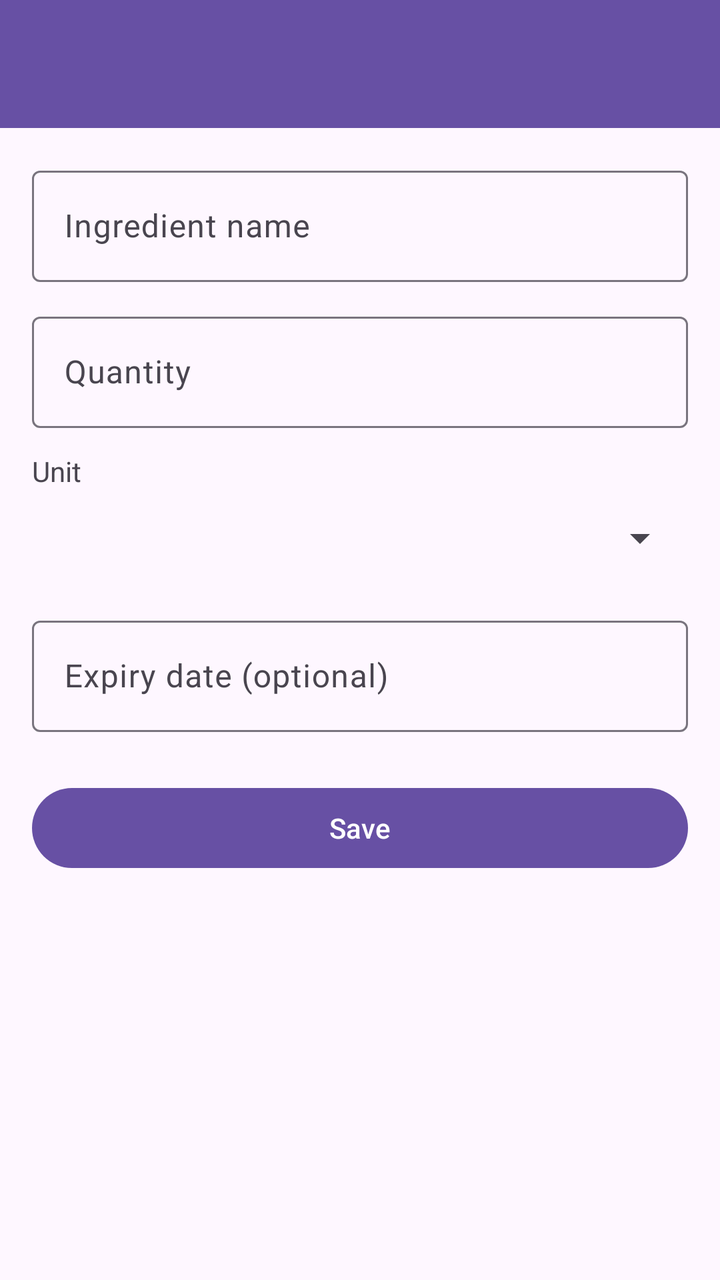
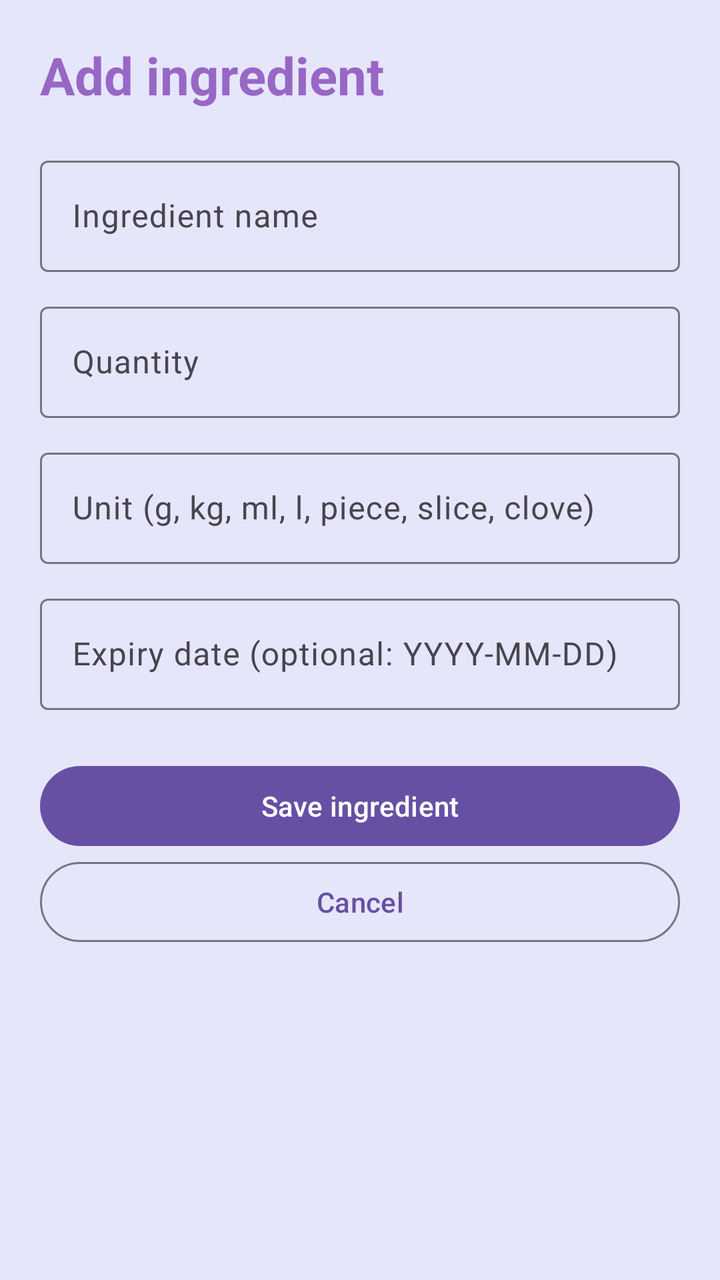

Before-and-after screenshots of an Android layout around one commit, followed by the original layout XML and the change that was made.
<!-- AndroidManifest.xml: application theme Theme.SmartPantryManager -->
<!-- res/layout/activity_add_edit_ingredient.xml -->
<?xml version="1.0" encoding="utf-8"?>
<LinearLayout xmlns:android="http://schemas.android.com/apk/res/android"
    xmlns:app="http://schemas.android.com/apk/res-auto"
    xmlns:tools="http://schemas.android.com/tools"
    android:id="@+id/main"
    android:layout_width="match_parent"
    android:layout_height="match_parent"
    android:orientation="vertical"
    tools:context=".AddEditIngredientActivity">
    <com.google.android.material.appbar.MaterialToolbar
        android:id="@+id/toolbar"
        android:layout_width="match_parent"
        android:layout_height="?attr/actionBarSize"
        android:background="?attr/colorPrimary"
        app:titleTextColor="?attr/colorOnPrimary"/>
    <ScrollView
        android:layout_width="match_parent"
        android:layout_height="match_parent">
        <LinearLayout
            android:layout_width="match_parent"
            android:layout_height="wrap_content"
            android:orientation="vertical"
            android:padding="16dp">
            <com.google.android.material.textfield.TextInputLayout
                android:id="@+id/tilName"
                android:layout_width="match_parent"
                android:layout_height="wrap_content"
                android:hint="Ingredient name">
                <com.google.android.material.textfield.TextInputEditText
                    android:id="@+id/etName"
                    android:layout_width="match_parent"
                    android:layout_height="wrap_content"
                    android:inputType="textCapWords"/>
            </com.google.android.material.textfield.TextInputLayout>
            <com.google.android.material.textfield.TextInputLayout
                android:id="@+id/tilQuantity"
                android:layout_width="match_parent"
                android:layout_height="wrap_content"
                android:layout_marginTop="12dp"
                android:hint="Quantity">
                <com.google.android.material.textfield.TextInputEditText
                    android:id="@+id/etQuantity"
                    android:layout_width="match_parent"
                    android:layout_height="wrap_content"
                    android:inputType="numberDecimal"/>
            </com.google.android.material.textfield.TextInputLayout>
            <TextView
                android:layout_width="wrap_content"
                android:layout_height="wrap_content"
                android:layout_marginTop="12dp"
                android:text="Unit"/>
            <Spinner
                android:id="@+id/spUnit"
                android:layout_width="match_parent"
                android:layout_height="48dp"/>
            <com.google.android.material.textfield.TextInputLayout
                android:layout_width="match_parent"
                android:layout_height="wrap_content"
                android:layout_marginTop="12dp"
                android:hint="Expiry date (optional)">
                <com.google.android.material.textfield.TextInputEditText
                    android:id="@+id/etExpiry"
                    android:layout_width="match_parent"
                    android:layout_height="wrap_content"
                    android:clickable="true"
                    android:focusable="false"
                    android:inputType="none"/>
            </com.google.android.material.textfield.TextInputLayout>
            <Button
                android:id="@+id/btnSave"
                android:layout_width="match_parent"
                android:layout_height="wrap_content"
                android:layout_marginTop="24dp"
                android:text="Save"/>
        </LinearLayout>
    </ScrollView>


</LinearLayout>
<!-- resources referenced by this layout -->
<resources>
  <style name="Theme.SmartPantryManager" parent="Base.Theme.SmartPantryManager" />
  <style name="Base.Theme.SmartPantryManager" parent="Theme.Material3.DayNight.NoActionBar">
          
          
      </style>
</resources>

<!-- the commit's change to res/layout/activity_add_edit_ingredient.xml (unified diff, before → after) -->
@@ -1,79 +1,89 @@
 <?xml version="1.0" encoding="utf-8"?>
-<LinearLayout xmlns:android="http://schemas.android.com/apk/res/android"
+<ScrollView
+    xmlns:android="http://schemas.android.com/apk/res/android"
     xmlns:app="http://schemas.android.com/apk/res-auto"
     xmlns:tools="http://schemas.android.com/tools"
     android:id="@+id/main"
     android:layout_width="match_parent"
     android:layout_height="match_parent"
-    android:orientation="vertical"
+    android:background="#E6E6FA"
     tools:context=".AddEditIngredientActivity">
-    <com.google.android.material.appbar.MaterialToolbar
-        android:id="@+id/toolbar"
+    <LinearLayout
         android:layout_width="match_parent"
-        android:layout_height="?attr/actionBarSize"
-        android:background="?attr/colorPrimary"
-        app:titleTextColor="?attr/colorOnPrimary"/>
-    <ScrollView
-        android:layout_width="match_parent"
-        android:layout_height="match_parent">
-        <LinearLayout
+        android:layout_height="wrap_content"
+        android:orientation="vertical"
+        android:padding="20dp">
+        <TextView
+            android:id="@+id/ingredientFormTitle"
             android:layout_width="match_parent"
             android:layout_height="wrap_content"
-            android:orientation="vertical"
-            android:padding="16dp">
-            <com.google.android.material.textfield.TextInputLayout
-                android:id="@+id/tilName"
+            android:text="Add ingredient"
+            android:textColor="#9867C5"
+            android:textSize="26sp"
+            android:textStyle="bold"/>
+        <com.google.android.material.textfield.TextInputLayout
+            android:layout_width="match_parent"
+            android:layout_height="wrap_content"
+            android:layout_marginTop="20dp"
+            android:hint="Ingredient name"
+            app:boxBackgroundMode="outline">
+            <com.google.android.material.textfield.TextInputEditText
+                android:id="@+id/ingredientNameInput"
                 android:layout_width="match_parent"
                 android:layout_height="wrap_content"
-                android:hint="Ingredient name">
-                <com.google.android.material.textfield.TextInputEditText
-                    android:id="@+id/etName"
-                    android:layout_width="match_parent"
-                    android:layout_height="wrap_content"
-                    android:inputType="textCapWords"/>
-            </com.google.android.material.textfield.TextInputLayout>
-            <com.google.android.material.textfield.TextInputLayout
-                android:id="@+id/tilQuantity"
+                android:inputType="textCapSentences"
+                android:maxLines="1"/>
+        </com.google.android.material.textfield.TextInputLayout>
+        <com.google.android.material.textfield.TextInputLayout
+            android:layout_width="match_parent"
+            android:layout_height="wrap_content"
+            android:layout_marginTop="12dp"
+            android:hint="Quantity"
+            app:boxBackgroundMode="outline">
+            <com.google.android.material.textfield.TextInputEditText
+                android:id="@+id/ingredientQuantityInput"
                 android:layout_width="match_parent"
                 android:layout_height="wrap_content"
-                android:layout_marginTop="12dp"
-                android:hint="Quantity">
-                <com.google.android.material.textfield.TextInputEditText
-                    android:id="@+id/etQuantity"
-                    android:layout_width="match_parent"
-                    android:layout_height="wrap_content"
-                    android:inputType="numberDecimal"/>
-            </com.google.android.material.textfield.TextInputLayout>
-            <TextView
-                android:layout_width="wrap_content"
-                android:layout_height="wrap_content"
-                android:layout_marginTop="12dp"
-                android:text="Unit"/>
-            <Spinner
-                android:id="@+id/spUnit"
-                android:layout_width="match_parent"
-                android:layout_height="48dp"/>
-            <com.google.android.material.textfield.TextInputLayout
+                android:inputType="numberDecimal"
+                android:maxLines="1"/>
+        </com.google.android.material.textfield.TextInputLayout>
+        <com.google.android.material.textfield.TextInputLayout
+            android:layout_width="match_parent"
+            android:layout_height="wrap_content"
+            android:layout_marginTop="12dp"
+            android:hint="Unit (g, kg, ml, l, piece, slice, clove)"
+            app:boxBackgroundMode="outline">
+            <com.google.android.material.textfield.TextInputEditText
+                android:id="@+id/ingredientUnitInput"
                 android:layout_width="match_parent"
                 android:layout_height="wrap_content"
-                android:layout_marginTop="12dp"
-                android:hint="Expiry date (optional)">
-                <com.google.android.material.textfield.TextInputEditText
-                    android:id="@+id/etExpiry"
-                    android:layout_width="match_parent"
-                    android:layout_height="wrap_content"
-                    android:clickable="true"
-                    android:focusable="false"
-                    android:inputType="none"/>
-            </com.google.android.material.textfield.TextInputLayout>
-            <Button
-                android:id="@+id/btnSave"
+                android:inputType="text"
+                android:maxLines="1"/>
+        </com.google.android.material.textfield.TextInputLayout>
+        <com.google.android.material.textfield.TextInputLayout
+            android:layout_width="match_parent"
+            android:layout_height="wrap_content"
+            android:layout_marginTop="12dp"
+            android:hint="Expiry date (optional: YYYY-MM-DD)"
+            app:boxBackgroundMode="outline">
+            <com.google.android.material.textfield.TextInputEditText
+                android:id="@+id/ingredientExpiryInput"
                 android:layout_width="match_parent"
                 android:layout_height="wrap_content"
-                android:layout_marginTop="24dp"
-                android:text="Save"/>
-        </LinearLayout>
-    </ScrollView>
-
-
-</LinearLayout>
+                android:inputType="date"
+                android:maxLines="1"/>
+        </com.google.android.material.textfield.TextInputLayout>
+        <com.google.android.material.button.MaterialButton
+            android:id="@+id/saveIngredientButton"
+            android:layout_width="match_parent"
+            android:layout_height="wrap_content"
+            android:layout_marginTop="24dp"
+            android:text="Save ingredient"/>
+        <com.google.android.material.button.MaterialButton
+            android:id="@+id/cancelIngredientButton"
+            style="@style/Widget.Material3.Button.OutlinedButton"
+            android:layout_width="match_parent"
+            android:layout_height="wrap_content"
+            android:text="Cancel"/>
+    </LinearLayout>
+</ScrollView>
